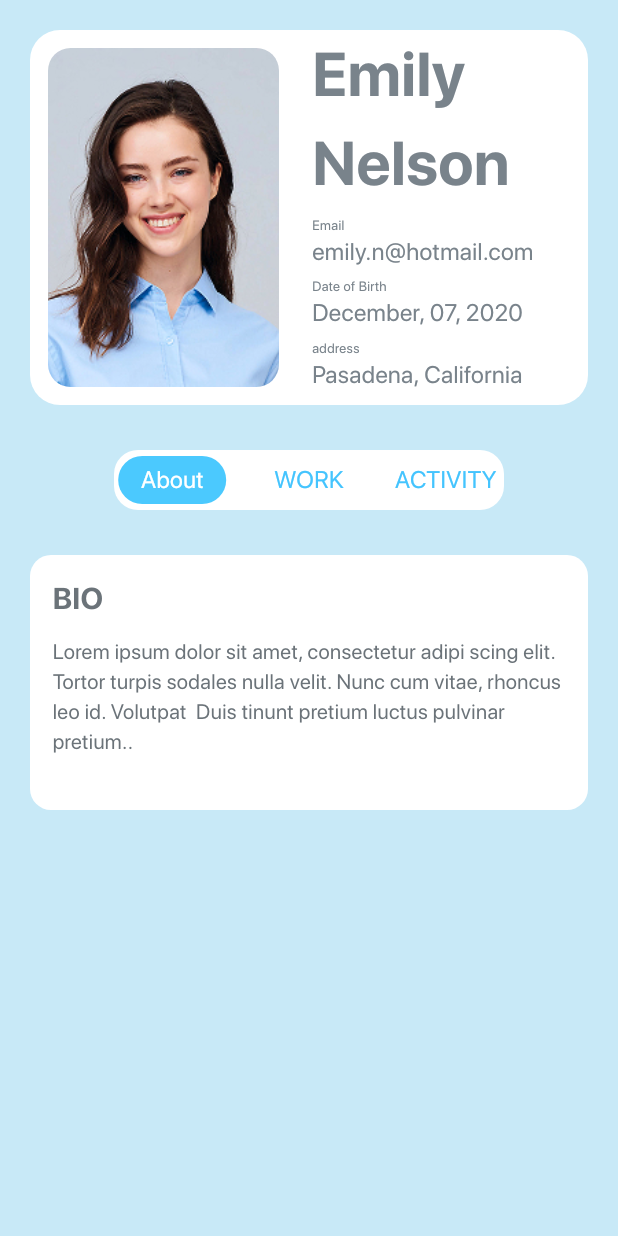
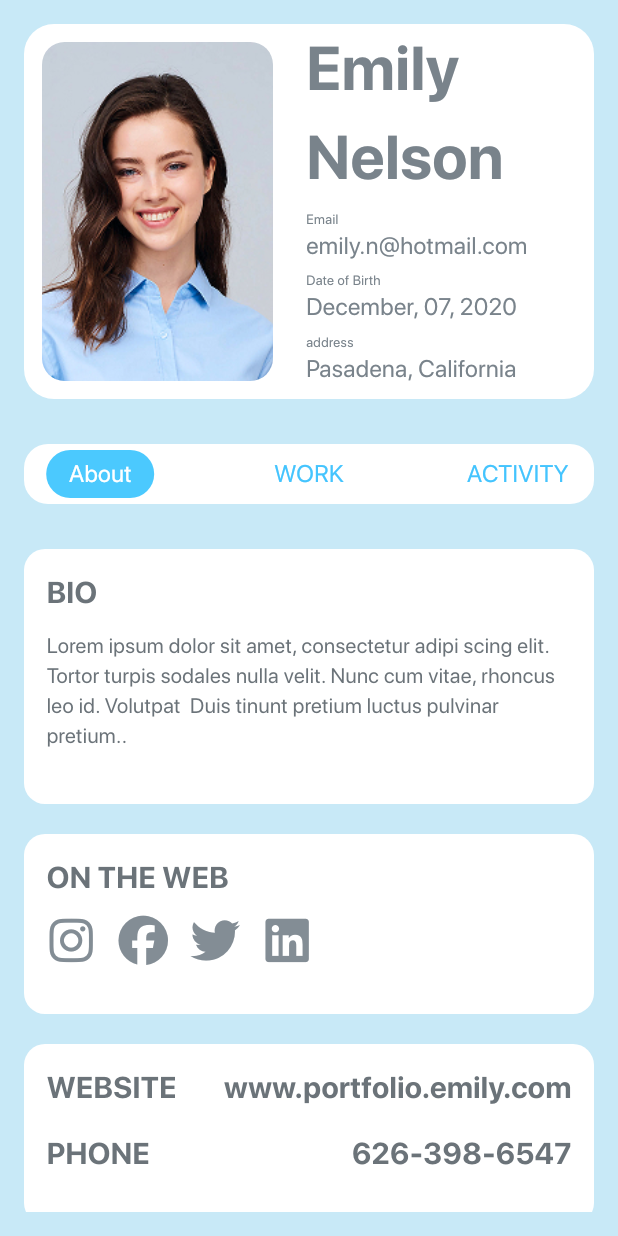
Before and after one commit to emmygrammy/flutter_profile_app, a Flutter app: the screen it shows after launch, on a phone screen of 412 x 824 dp. Run offline on Flutter 3.47's test engine with Material 3 defaults, Android fonts, the phone set to English and light mode, and no system bars; our stand-ins replace font_awesome_flutter.

Commit message:
screens pubspec.yaml

```diff
--- a/lib/screens/profile_page.dart
+++ b/lib/screens/profile_page.dart
@@ -1,4 +1,5 @@
 import 'package:flutter/material.dart';
+import 'package:font_awesome_flutter/font_awesome_flutter.dart';
 import 'package:profile_app/text%20style/my_text.dart';
 
 class ProfilePage extends StatefulWidget {
@@ -16,8 +17,8 @@ class _ProfilePageState extends State<ProfilePage> {
 
       body: SafeArea(
         child: Padding(
-          padding: const EdgeInsets.all(20.0),
-          child: Column(
+          padding: const EdgeInsets.all(16.0),
+          child: ListView(
             children: [
                 Container(
                   height: 250,
@@ -27,13 +28,10 @@ class _ProfilePageState extends State<ProfilePage> {
                     borderRadius: BorderRadius.all(
                       Radius.circular(20),
                     ),
-
                   ),
-
                   child: Row(
                     mainAxisAlignment: MainAxisAlignment.start,
                     children: [
-
                       Padding(
                         padding: const EdgeInsets.all(12.0),
                         child: ClipRRect(
@@ -50,7 +48,6 @@ class _ProfilePageState extends State<ProfilePage> {
                       SizedBox(
                         width: 10,
                       ),
-
                     Expanded(
                       child: Column(
                         mainAxisAlignment: MainAxisAlignment.start,
@@ -172,6 +169,8 @@ class _ProfilePageState extends State<ProfilePage> {
                   ),
 
                   SizedBox(height: 30),
+
+                  // ? bio container
                   Container(
                     height: 170,
                     width: double.infinity,
@@ -200,7 +199,114 @@ class _ProfilePageState extends State<ProfilePage> {
                     ),
 
                   ),
+                  SizedBox(height: 20),
 
+                  //?social media container
+                   Container(
+                    height: 120,
+                    width: double.infinity,
+                    decoration: BoxDecoration(
+                      color: Color(0xFFFFFFFF),
+                      borderRadius: BorderRadius.all(
+                        Radius.circular(14),
+                      ),
+                    ),
+                    child: Padding(
+                      padding: const EdgeInsets.all(15.0),
+                      child: Column(
+                        mainAxisAlignment: MainAxisAlignment.start,
+                        crossAxisAlignment: CrossAxisAlignment.start,
+                        children: [
+                          MyText.h2("ON THE WEB",
+                          color: Color(0xFF6B7379),
+                          ),
+                          SizedBox(height: 10),
+                          Row(
+                            children: [
+                             Icon(
+                              FontAwesomeIcons.instagram,
+                              color: Color(0xFF838D95),
+                              size: 33,
+                             ),
+                             SizedBox(width: 15),
+                             Icon(
+                              FontAwesomeIcons.facebook,
+                              color: Color(0xFF838D95),
+                              size: 33,
+                             ),
+                             SizedBox(width: 15),
+                             Icon(
+                              FontAwesomeIcons.twitter,
+                              color: Color(0xFF838D95),
+                              size: 33,
+                             ),
+                             SizedBox(width: 15),
+                             Icon(
+                              FontAwesomeIcons.linkedin,
+                              color: Color(0xFF838D95),
+                              size: 33,
+                             ),
+                            ],
+                          ),
+                          SizedBox(height: 10),
+                        ],
+                      ),
+                    ),
+
+                  ),
+                  SizedBox(height: 20),
+
+                  //?website portoflio
+                  Container(
+                    height: 120,
+                    width: double.infinity,
+                    decoration: BoxDecoration(
+                      color: Color(0xFFFFFFFF),
+                      borderRadius: BorderRadius.all(
+                        Radius.circular(14),
+                      ),
+                    ),
+                    child: Padding(
+                      padding: const EdgeInsets.all(15.0),
+                      child: Column(
+                        mainAxisAlignment: MainAxisAlignment.start,
+                        crossAxisAlignment: CrossAxisAlignment.start,
+                        children: [
+                          Row(
+                            mainAxisAlignment: MainAxisAlignment.spaceBetween,
+
+                            children: [
+                              MyText.h2("WEBSITE",
+                              color: Color(0xFF6B7379),
+                              ),
+                              SizedBox(width: 10),
+                               MyText.h2("www.portfolio.emily.com",
+                              color: Color(0xFF6B7379),
+                              ),
+
+                            ],
+                          ),
+                          SizedBox(height: 15),
+                          Row(
+                            mainAxisAlignment: MainAxisAlignment.spaceBetween,
+
+                            children: [
+                              MyText.h2("PHONE",
+                              color: Color(0xFF6B7379),
+                              ),
+                              SizedBox(width: 10),
+                               MyText.h2("626-398-6547",
+                              color: Color(0xFF6B7379),
+                              ),
+
+                            ],
+                          ),
+
+                        ],
+                      ),
+                    ),
+
+                  ),
               ],
             ),
           ),
--- a/pubspec.yaml
+++ b/pubspec.yaml
@@ -11,6 +11,7 @@ dependencies:
   flutter:
     sdk: flutter
   cupertino_icons: ^1.0.8
+  font_awesome_flutter: ^10.7.0
 
 dev_dependencies:
   flutter_test:
```
Also changed, not shown: pubspec.lock. Lines whose indentation alone changed are shown as unchanged.
